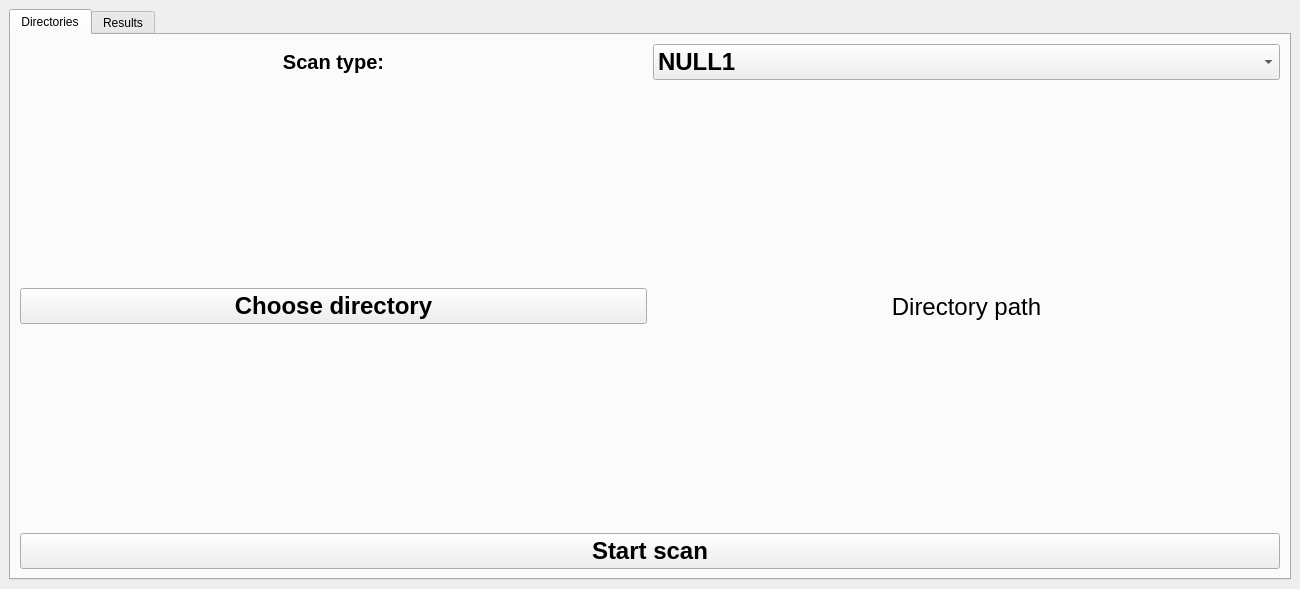
The window that src/main_window.ui (adam-choragwicki/DuplicateFileFinder_Qt_Cplusplus) describes before a commit, drawn with Qt 5.
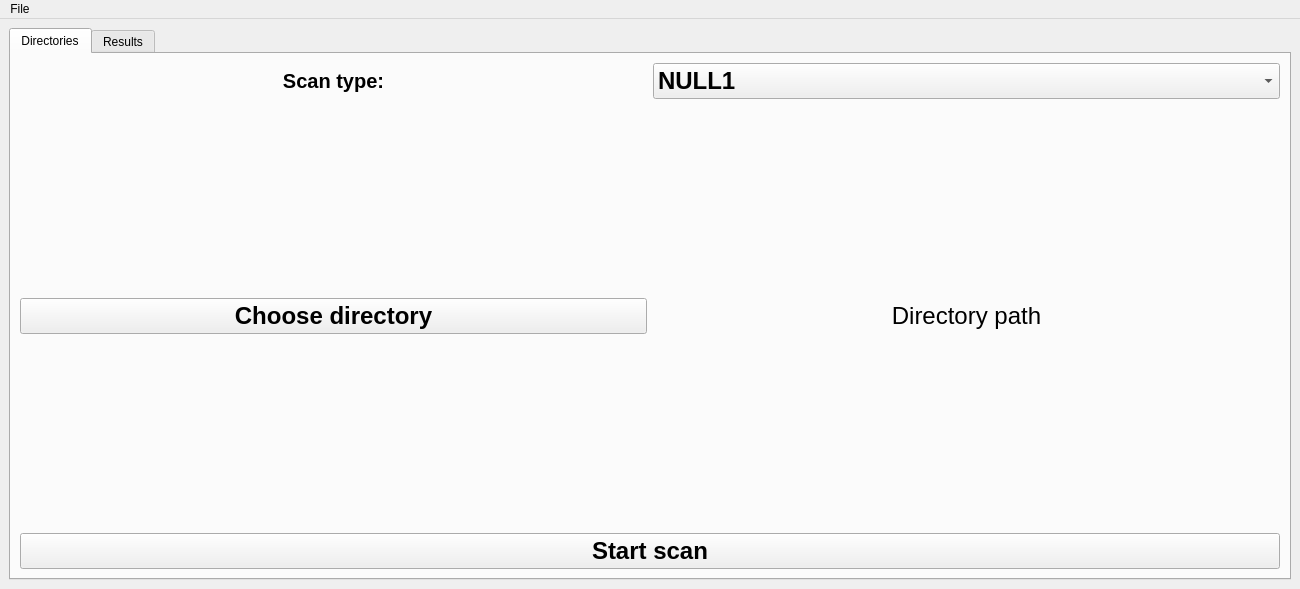
The same window after the commit.

Commit message: Add HtmlResultExporter Add file menu Add action "Export to HTML" to the file menu

What changed in the file:
```diff
--- a/src/main_window.ui
+++ b/src/main_window.ui
@@ -170,6 +170,31 @@
     </item>
    </layout>
   </widget>
+  <widget class="QMenuBar" name="menuBar">
+   <property name="geometry">
+    <rect>
+     <x>0</x>
+     <y>0</y>
+     <width>1300</width>
+     <height>22</height>
+    </rect>
+   </property>
+   <widget class="QMenu" name="file_Menu">
+    <property name="title">
+     <string>File</string>
+    </property>
+    <addaction name="exportToHtml_Action"/>
+   </widget>
+   <addaction name="file_Menu"/>
+  </widget>
+  <action name="exportToHtml_Action">
+   <property name="enabled">
+    <bool>false</bool>
+   </property>
+   <property name="text">
+    <string>Export to HTML</string>
+   </property>
+  </action>
  </widget>
  <resources/>
  <connections/>
```
The commit also changes 7 other files.
